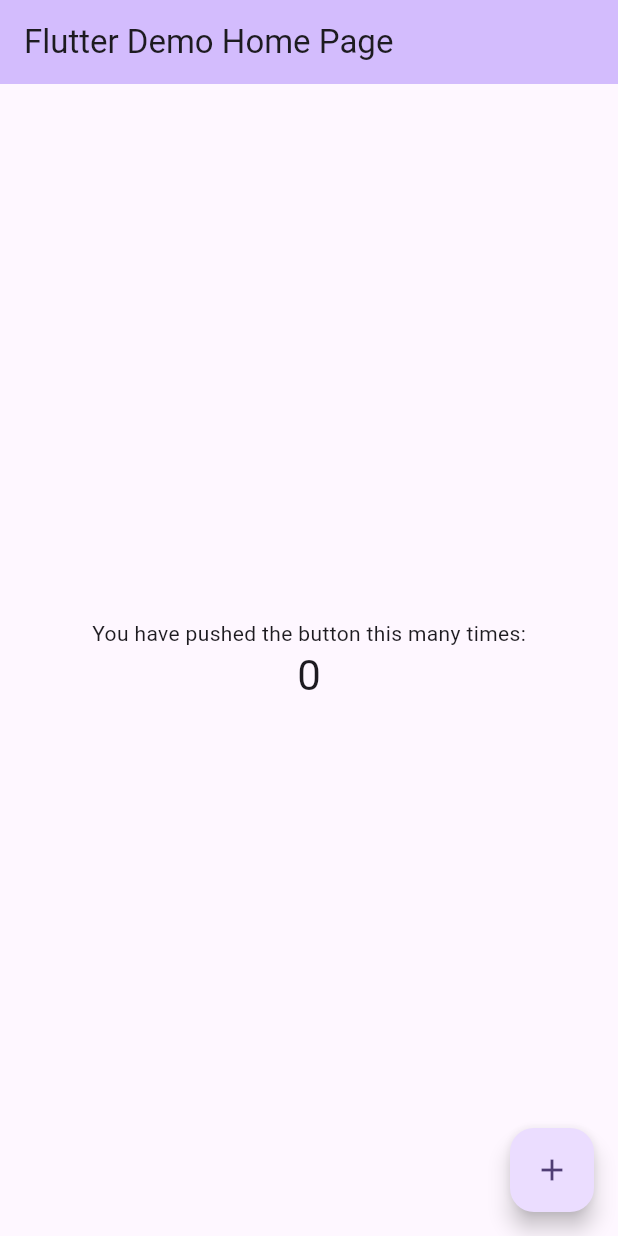
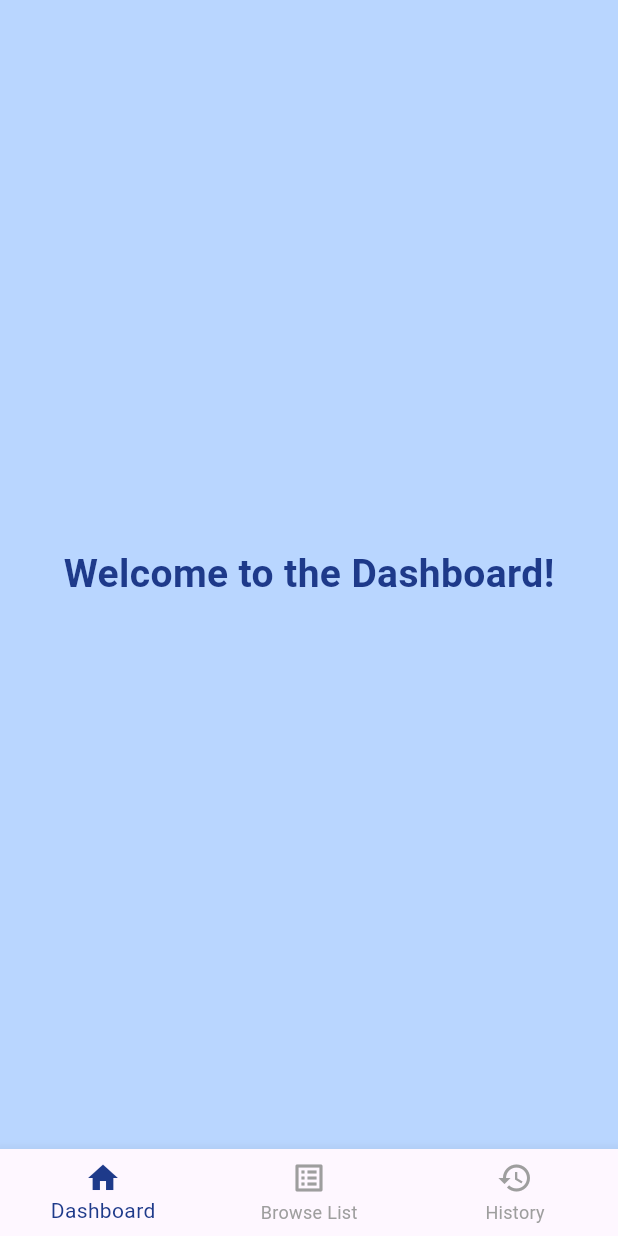
Before and after one commit to 6631501194-cmd/roombooking-frontend, a Flutter app: the screen it shows after launch, on a phone screen of 412 x 824 dp. Run offline on Flutter 3.47's test engine with Material 3 defaults, Android fonts, the phone set to English and light mode, and no system bars.

Commit message:
staff browse list functions

```diff
--- a/lib/main.dart
+++ b/lib/main.dart
@@ -1,4 +1,5 @@
 import 'package:flutter/material.dart';
+import 'package:flutter_application_1/staff_BrowseList.dart';
 
 void main() {
   runApp(const MyApp());
@@ -7,116 +8,94 @@ void main() {
 class MyApp extends StatelessWidget {
   const MyApp({super.key});
 
-  // This widget is the root of your application.
   @override
   Widget build(BuildContext context) {
-    return MaterialApp(
-      title: 'Flutter Demo',
-      theme: ThemeData(
-        // This is the theme of your application.
-        //
-        // TRY THIS: Try running your application with "flutter run". You'll see
-        // the application has a purple toolbar. Then, without quitting the app,
-        // try changing the seedColor in the colorScheme below to Colors.green
-        // and then invoke "hot reload" (save your changes or press the "hot
-        // reload" button in a Flutter-supported IDE, or press "r" if you used
-        // the command line to start the app).
-        //
-        // Notice that the counter didn't reset back to zero; the application
-        // state is not lost during the reload. To reset the state, use hot
-        // restart instead.
-        //
-        // This works for code too, not just values: Most code changes can be
-        // tested with just a hot reload.
-        colorScheme: ColorScheme.fromSeed(seedColor: Colors.deepPurple),
-      ),
-      home: const MyHomePage(title: 'Flutter Demo Home Page'),
+    return const MaterialApp(
+      debugShowCheckedModeBanner: false,
+      home: MainNavigation(),
     );
   }
 }
 
-class MyHomePage extends StatefulWidget {
-  const MyHomePage({super.key, required this.title});
-
-  // This widget is the home page of your application. It is stateful, meaning
-  // that it has a State object (defined below) that contains fields that affect
-  // how it looks.
-
-  // This class is the configuration for the state. It holds the values (in this
-  // case the title) provided by the parent (in this case the App widget) and
-  // used by the build method of the State. Fields in a Widget subclass are
-  // always marked "final".
-
-  final String title;
+class MainNavigation extends StatefulWidget {
+  const MainNavigation({super.key});
 
   @override
-  State<MyHomePage> createState() => _MyHomePageState();
+  State<MainNavigation> createState() => _MainNavigationState();
 }
 
-class _MyHomePageState extends State<MyHomePage> {
-  int _counter = 0;
+class _MainNavigationState extends State<MainNavigation> {
+  int _selectedIndex = 0;
 
-  void _incrementCounter() {
+  final List<Widget> _pages = const [
+    HomePage(),
+    StaffBrowselist(),
+    HistoryPage(),
+  ];
+
+  void _onItemTapped(int index) {
     setState(() {
-      // This call to setState tells the Flutter framework that something has
-      // changed in this State, which causes it to rerun the build method below
-      // so that the display can reflect the updated values. If we changed
-      // _counter without calling setState(), then the build method would not be
-      // called again, and so nothing would appear to happen.
-      _counter++;
+      _selectedIndex = index;
     });
   }
 
   @override
   Widget build(BuildContext context) {
-    // This method is rerun every time setState is called, for instance as done
-    // by the _incrementCounter method above.
-    //
-    // The Flutter framework has been optimized to make rerunning build methods
-    // fast, so that you can just rebuild anything that needs updating rather
-    // than having to individually change instances of widgets.
     return Scaffold(
-      appBar: AppBar(
-        // TRY THIS: Try changing the color here to a specific color (to
-        // Colors.amber, perhaps?) and trigger a hot reload to see the AppBar
-        // change color while the other colors stay the same.
-        backgroundColor: Theme.of(context).colorScheme.inversePrimary,
-        // Here we take the value from the MyHomePage object that was created by
-        // the App.build method, and use it to set our appbar title.
-        title: Text(widget.title),
+      body: _pages[_selectedIndex],
+      bottomNavigationBar: BottomNavigationBar(
+        currentIndex: _selectedIndex,
+        selectedItemColor: const Color(0xFF1E3A8A),
+        unselectedItemColor: Colors.grey,
+        onTap: _onItemTapped,
+        items: const [
+          BottomNavigationBarItem(icon: Icon(Icons.home), label: "Dashboard"),
+          BottomNavigationBarItem(icon: Icon(Icons.list_alt), label: "Browse List"),
+          BottomNavigationBarItem(icon: Icon(Icons.history), label: "History"),
+        ],
       ),
-      body: Center(
-        // Center is a layout widget. It takes a single child and positions it
-        // in the middle of the parent.
-        child: Column(
-          // Column is also a layout widget. It takes a list of children and
-          // arranges them vertically. By default, it sizes itself to fit its
-          // children horizontally, and tries to be as tall as its parent.
-          //
-          // Column has various properties to control how it sizes itself and
-          // how it positions its children. Here we use mainAxisAlignment to
-          // center the children vertically; the main axis here is the vertical
-          // axis because Columns are vertical (the cross axis would be
-          // horizontal).
-          //
-          // TRY THIS: Invoke "debug painting" (choose the "Toggle Debug Paint"
-          // action in the IDE, or press "p" in the console), to see the
-          // wireframe for each widget.
-          mainAxisAlignment: MainAxisAlignment.center,
-          children: <Widget>[
-            const Text('You have pushed the button this many times:'),
-            Text(
-              '$_counter',
-              style: Theme.of(context).textTheme.headlineMedium,
-            ),
-          ],
-        ),
-      ),
-      floatingActionButton: FloatingActionButton(
-        onPressed: _incrementCounter,
-        tooltip: 'Increment',
-        child: const Icon(Icons.add),
-      ), // This trailing comma makes auto-formatting nicer for build methods.
     );
   }
 }
+
+class HomePage extends StatelessWidget {
+  const HomePage({super.key});
+
+  @override
+  Widget build(BuildContext context) {
+    return Scaffold(
+      backgroundColor: const Color(0xFFB9D6FF),
+      body: const Center(
+        child: Text(
+          "Welcome to the Dashboard!",
+          style: TextStyle(
+            fontSize: 26,
+            fontWeight: FontWeight.bold,
+            color: Color(0xFF1E3A8A),
+          ),
+        ),
+      ),
+    );
+  }
+}
+
+class HistoryPage extends StatelessWidget {
+  const HistoryPage({super.key});
+
+  @override
+  Widget build(BuildContext context) {
+    return Scaffold(
+      backgroundColor: const Color(0xFFB9D6FF),
+      body: const Center(
+        child: Text(
+          "History Page (Coming Soon)",
+          style: TextStyle(
+            fontSize: 22,
+            fontWeight: FontWeight.w600,
+            color: Colors.black87,
+          ),
+        ),
+      ),
+    );
+  }
+}
--- a/pubspec.yaml
+++ b/pubspec.yaml
@@ -58,8 +58,8 @@ flutter:
   uses-material-design: true
 
   # To add assets to your application, add an assets section, like this:
-  # assets:
-  #   - images/a_dot_burr.jpeg
+  assets:
+    - assets/images/
   #   - images/a_dot_ham.jpeg
 
   # An image asset can refer to one or more resolution-specific "variants", see
```
Also changed, not shown: lib/staff_BrowseList.dart (added, +304 -0 lines), assets/images/multimediaRoom1.jpeg (added), assets/images/seminarRoom.jpeg (added), assets/images/studyRoom1.png (added), assets/images/studyRoom2.jpg (added).
